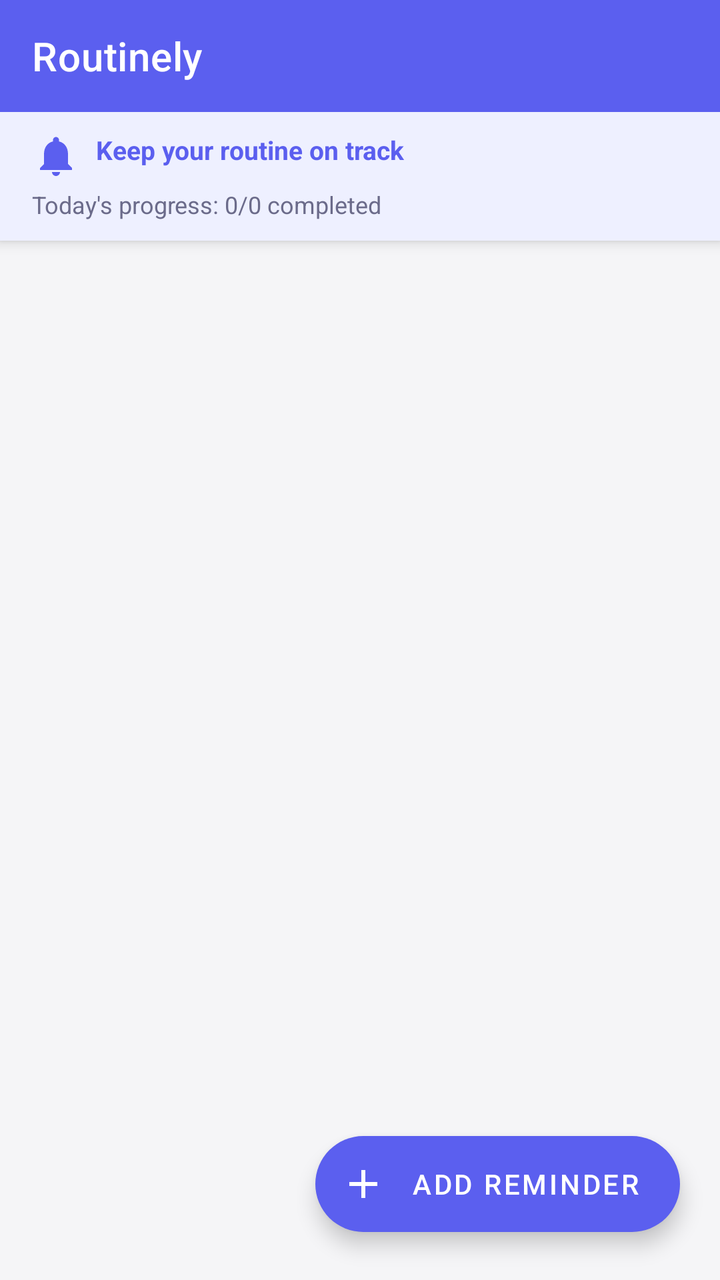
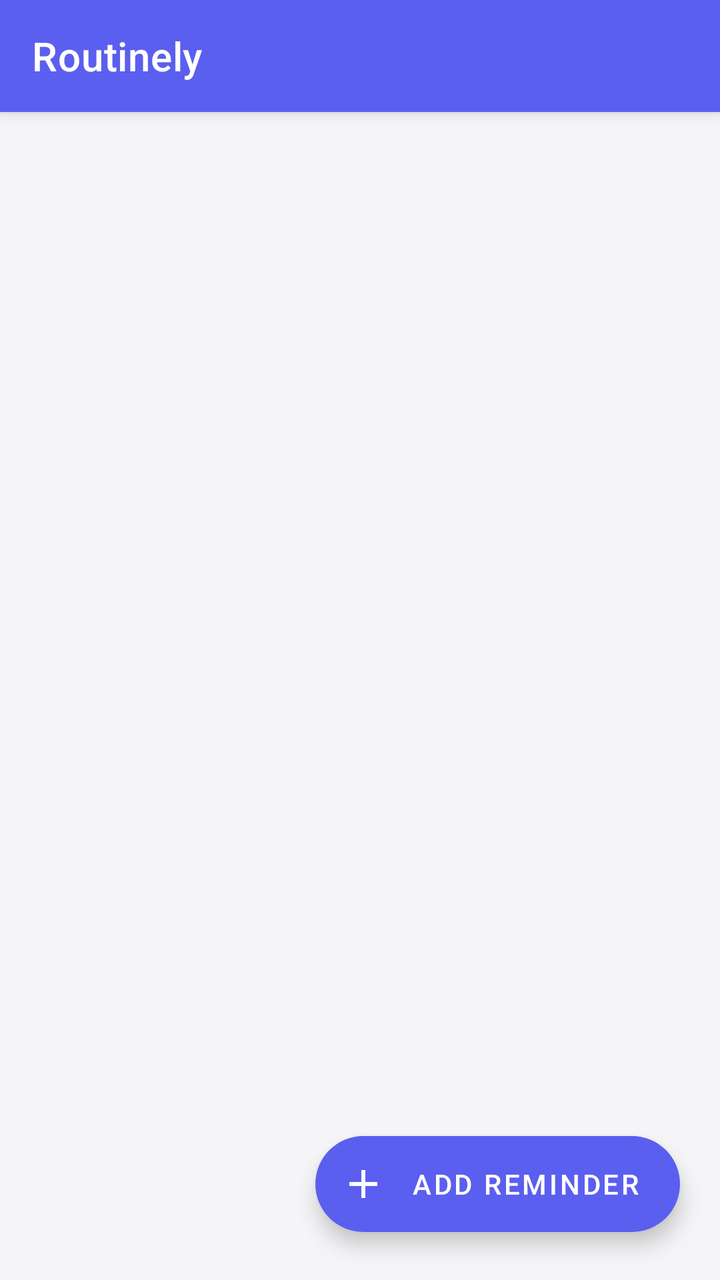

Before-and-after screenshots of an Android layout around one commit, followed by the original layout XML and the change that was made.
<!-- AndroidManifest.xml: application theme Theme.DailyRoutine -->
<!-- res/layout/activity_reminders.xml -->
<?xml version="1.0" encoding="utf-8"?>
<androidx.coordinatorlayout.widget.CoordinatorLayout
    xmlns:android="http://schemas.android.com/apk/res/android"
    xmlns:app="http://schemas.android.com/apk/res-auto"
    android:layout_width="match_parent"
    android:layout_height="match_parent"
    android:background="@color/bgPage">

    <com.google.android.material.appbar.AppBarLayout
        android:id="@+id/appBar"
        android:layout_width="match_parent"
        android:layout_height="wrap_content"
        android:elevation="4dp">

        <androidx.appcompat.widget.Toolbar
            android:id="@+id/toolbar"
            android:layout_width="match_parent"
            android:layout_height="?attr/actionBarSize"
            android:background="@color/primary"
            app:titleTextColor="@android:color/white"
            app:title="@string/app_name"/>

        <LinearLayout
            android:layout_width="match_parent"
            android:layout_height="wrap_content"
            android:background="@color/primaryLight"
            android:paddingHorizontal="16dp"
            android:paddingVertical="10dp"
            android:orientation="vertical">

            <TextView
                android:id="@+id/tvBannerLeft"
                android:layout_width="match_parent"
                android:layout_height="wrap_content"
                android:text="Keep your routine on track"
                android:drawableStart="@drawable/ic_reminder"
                android:drawablePadding="8dp"
                android:textColor="@color/primary"
                android:textSize="13sp"
                android:textStyle="bold"/>

            <TextView
                android:id="@+id/tvProgress"
                android:layout_width="match_parent"
                android:layout_height="wrap_content"
                android:layout_marginTop="4dp"
                android:text="Today's progress: 0/0 completed"
                android:textColor="@color/textSecondary"
                android:textSize="12sp"/>
        </LinearLayout>

    </com.google.android.material.appbar.AppBarLayout>

    <androidx.recyclerview.widget.RecyclerView
        android:id="@+id/recyclerView"
        android:layout_width="match_parent"
        android:layout_height="match_parent"
        android:paddingTop="8dp"
        android:paddingBottom="112dp"
        android:paddingHorizontal="12dp"
        android:clipToPadding="false"
        app:layoutManager="androidx.recyclerview.widget.LinearLayoutManager"
        app:layout_behavior="@string/appbar_scrolling_view_behavior"/>

    <LinearLayout
        android:id="@+id/emptyGroup"
        android:layout_width="match_parent"
        android:layout_height="match_parent"
        android:orientation="vertical"
        android:gravity="center"
        android:visibility="gone"
        android:padding="32dp"
        app:layout_behavior="@string/appbar_scrolling_view_behavior">

        <TextView
            android:layout_width="wrap_content"
            android:layout_height="wrap_content"
            android:text="⏰"
            android:textSize="72sp"/>

        <TextView
            android:layout_width="wrap_content"
            android:layout_height="wrap_content"
            android:text="No Reminders Set"
            android:textSize="22sp"
            android:textStyle="bold"
            android:textColor="@color/textPrimary"
            android:layout_marginTop="16dp"/>

        <TextView
            android:layout_width="wrap_content"
            android:layout_height="wrap_content"
            android:text="Tap the button below to add your first\nmeal, workout, or hydration reminder."
            android:textSize="14sp"
            android:textColor="@color/textSecondary"
            android:layout_marginTop="10dp"
            android:gravity="center"
            android:lineSpacingMultiplier="1.4"/>
    </LinearLayout>

    <com.google.android.material.floatingactionbutton.ExtendedFloatingActionButton
        android:id="@+id/fab"
        android:layout_width="wrap_content"
        android:layout_height="wrap_content"
        android:layout_gravity="bottom|end"
        android:layout_marginEnd="20dp"
        android:layout_marginBottom="24dp"
        android:text="Add Reminder"
        android:textColor="@android:color/white"
        app:icon="@drawable/ic_add"
        app:iconTint="@android:color/white"
        app:backgroundTint="@color/primary"/>

</androidx.coordinatorlayout.widget.CoordinatorLayout>
<!-- resources referenced by this layout -->
<resources>
  <color name="bgPage">#F5F5F7</color>
  <color name="primary">#5B5FEF</color>
  <color name="primaryLight">#EEF0FF</color>
  <color name="textPrimary">#1A1A2E</color>
  <color name="textSecondary">#6B6B8A</color>
  <!-- drawable ic_add (drawable) -->
  <vector xmlns:android="http://schemas.android.com/apk/res/android" android:width="24dp" android:height="24dp" android:viewportWidth="24" android:viewportHeight="24">
      <path android:fillColor="@color/iconSuccess" android:pathData="M11,5H13V11H19V13H13V19H11V13H5V11H11V5Z"/>
  </vector>
  <!-- drawable ic_reminder (drawable) -->
  <vector xmlns:android="http://schemas.android.com/apk/res/android" android:width="24dp" android:height="24dp" android:viewportWidth="24" android:viewportHeight="24">
      <path android:fillColor="@color/iconReminder" android:pathData="M12,22C13.1,22 14,21.1 14,20H10C10,21.1 10.9,22 12,22ZM18,16V11C18,7.9 16.4,5.4 13.5,4.7V4C13.5,3.2 12.8,2.5 12,2.5C11.2,2.5 10.5,3.2 10.5,4V4.7C7.6,5.4 6,7.9 6,11V16L4,18V19H20V18L18,16Z"/>
  </vector>
  <string name="app_name">Routinely</string>
  <style name="Theme.DailyRoutine" parent="Theme.MaterialComponents.DayNight.NoActionBar">
          <item name="colorPrimary">@color/primary</item>
          <item name="colorPrimaryVariant">@color/primaryDark</item>
          <item name="colorOnPrimary">@android:color/white</item>
          <item name="colorSecondary">@color/accent</item>
          <item name="colorOnSecondary">@android:color/white</item>
          <item name="android:windowBackground">@color/bgPage</item>
          <item name="android:statusBarColor">@color/statusBar</item>
          <item name="android:navigationBarColor">@color/primaryDark</item>
          
          <item name="dialogCornerRadius">16dp</item>
      </style>
  <color name="iconSuccess">#00C853</color>
  <color name="iconReminder">#5B5FEF</color>
  <color name="primaryDark">#3F41C2</color>
  <color name="accent">#7E57C2</color>
  <color name="statusBar">#5B5FEF</color>
</resources>

<!-- the commit's change to res/layout/activity_reminders.xml (unified diff, before → after) -->
@@ -20,34 +20,6 @@
             app:titleTextColor="@android:color/white"
             app:title="@string/app_name"/>
 
-        <LinearLayout
-            android:layout_width="match_parent"
-            android:layout_height="wrap_content"
-            android:background="@color/primaryLight"
-            android:paddingHorizontal="16dp"
-            android:paddingVertical="10dp"
-            android:orientation="vertical">
-
-            <TextView
-                android:id="@+id/tvBannerLeft"
-                android:layout_width="match_parent"
-                android:layout_height="wrap_content"
-                android:text="Keep your routine on track"
-                android:drawableStart="@drawable/ic_reminder"
-                android:drawablePadding="8dp"
-                android:textColor="@color/primary"
-                android:textSize="13sp"
-                android:textStyle="bold"/>
-
-            <TextView
-                android:id="@+id/tvProgress"
-                android:layout_width="match_parent"
-                android:layout_height="wrap_content"
-                android:layout_marginTop="4dp"
-                android:text="Today's progress: 0/0 completed"
-                android:textColor="@color/textSecondary"
-                android:textSize="12sp"/>
-        </LinearLayout>
 
     </com.google.android.material.appbar.AppBarLayout>
 
<!-- resource entries referenced after the edit -->
@@ -2,16 +2,11 @@
 <resources>
   <color name="bgPage">#F5F5F7</color>
   <color name="primary">#5B5FEF</color>
-  <color name="primaryLight">#EEF0FF</color>
   <color name="textPrimary">#1A1A2E</color>
   <color name="textSecondary">#6B6B8A</color>
   <!-- drawable ic_add (drawable) -->
   <vector xmlns:android="http://schemas.android.com/apk/res/android" android:width="24dp" android:height="24dp" android:viewportWidth="24" android:viewportHeight="24">
       <path android:fillColor="@color/iconSuccess" android:pathData="M11,5H13V11H19V13H13V19H11V13H5V11H11V5Z"/>
-  </vector>
-  <!-- drawable ic_reminder (drawable) -->
-  <vector xmlns:android="http://schemas.android.com/apk/res/android" android:width="24dp" android:height="24dp" android:viewportWidth="24" android:viewportHeight="24">
-      <path android:fillColor="@color/iconReminder" android:pathData="M12,22C13.1,22 14,21.1 14,20H10C10,21.1 10.9,22 12,22ZM18,16V11C18,7.9 16.4,5.4 13.5,4.7V4C13.5,3.2 12.8,2.5 12,2.5C11.2,2.5 10.5,3.2 10.5,4V4.7C7.6,5.4 6,7.9 6,11V16L4,18V19H20V18L18,16Z"/>
   </vector>
   <string name="app_name">Routinely</string>
   <style name="Theme.DailyRoutine" parent="Theme.MaterialComponents.DayNight.NoActionBar">
@@ -27,7 +22,6 @@
           <item name="dialogCornerRadius">16dp</item>
       </style>
   <color name="iconSuccess">#00C853</color>
-  <color name="iconReminder">#5B5FEF</color>
   <color name="primaryDark">#3F41C2</color>
   <color name="accent">#7E57C2</color>
   <color name="statusBar">#5B5FEF</color>
